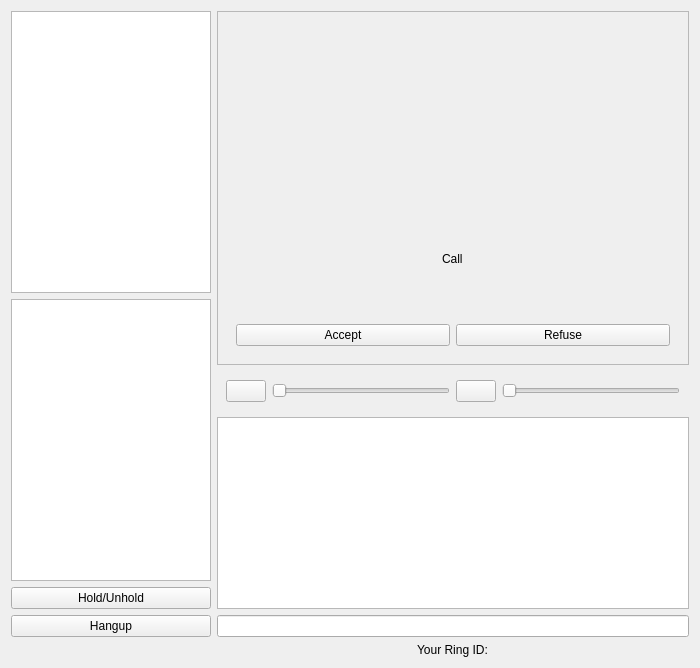
First picture: the form in callwidget.ui, repository savoirfairelinux/jami-client-windows, before the edit.
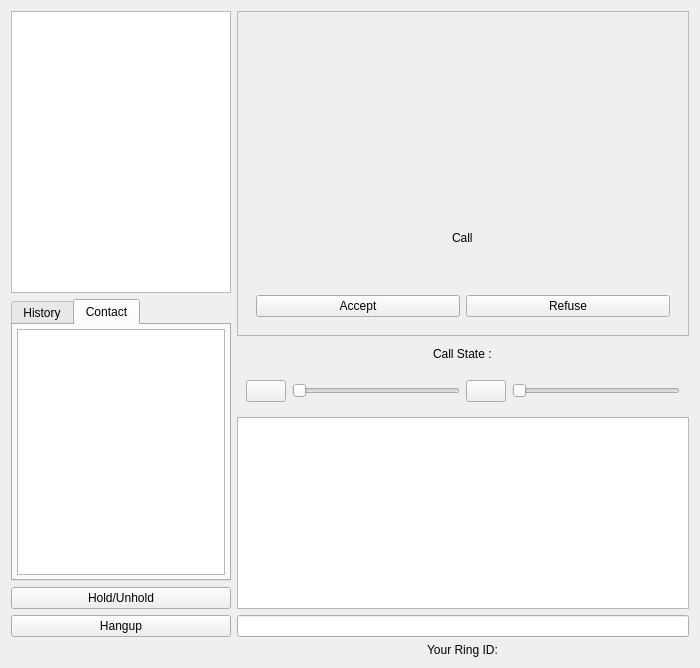
Second picture: the form after the edit. Icons and pictures are not drawn. Custom widgets are drawn as their Qt base class.

Commit message:
windows: add contact backend
squash: bump LRC api change
Fix minor bug

Refs #72110

```diff
--- a/callwidget.ui
+++ b/callwidget.ui
@@ -49,12 +49,40 @@
          </property>
          <property name="maximumSize">
           <size>
-           <width>200</width>
+           <width>220</width>
            <height>16777215</height>
           </size>
          </property>
         </widget>
        </item>
+       <item>
+        <widget class="QTabWidget" name="tabWidget">
+         <property name="maximumSize">
+          <size>
+           <width>220</width>
+           <height>16777215</height>
+          </size>
+         </property>
+         <property name="currentIndex">
+          <number>1</number>
+         </property>
+         <widget class="QWidget" name="historyTab">
+          <attribute name="title">
+           <string>History</string>
+          </attribute>
+          <layout class="QVBoxLayout" name="verticalLayout_6">
+           <property name="leftMargin">
+            <number>4</number>
+           </property>
+           <property name="topMargin">
+            <number>4</number>
+           </property>
+           <property name="rightMargin">
+            <number>0</number>
+           </property>
+           <property name="bottomMargin">
+            <number>4</number>
+           </property>
        <item>
         <widget class="QTreeView" name="historyList">
          <property name="sizePolicy">
@@ -78,6 +106,32 @@
         </widget>
        </item>
       </layout>
+         </widget>
+         <widget class="QWidget" name="contactTab">
+          <attribute name="title">
+           <string>Contact</string>
+          </attribute>
+          <layout class="QHBoxLayout" name="horizontalLayout_3">
+           <property name="leftMargin">
+            <number>4</number>
+           </property>
+           <property name="topMargin">
+            <number>4</number>
+           </property>
+           <property name="rightMargin">
+            <number>4</number>
+           </property>
+           <property name="bottomMargin">
+            <number>4</number>
+           </property>
+           <item>
+            <widget class="QTreeView" name="contactView"/>
+           </item>
+          </layout>
+         </widget>
+        </widget>
+       </item>
+      </layout>
      </item>
      <item>
       <widget class="QPushButton" name="holdButton">
@@ -184,6 +238,13 @@
        </layout>
       </widget>
      </item>
+     <item alignment="Qt::AlignHCenter">
+      <widget class="QLabel" name="callStateLabel">
+       <property name="text">
+        <string>Call State :</string>
+       </property>
+      </widget>
+     </item>
      <item>
       <widget class="QWidget" name="horizontalWidget" native="true">
        <property name="sizePolicy">
```
Lines whose indentation alone changed are shown as unchanged. The commit also changes 10 other files.
